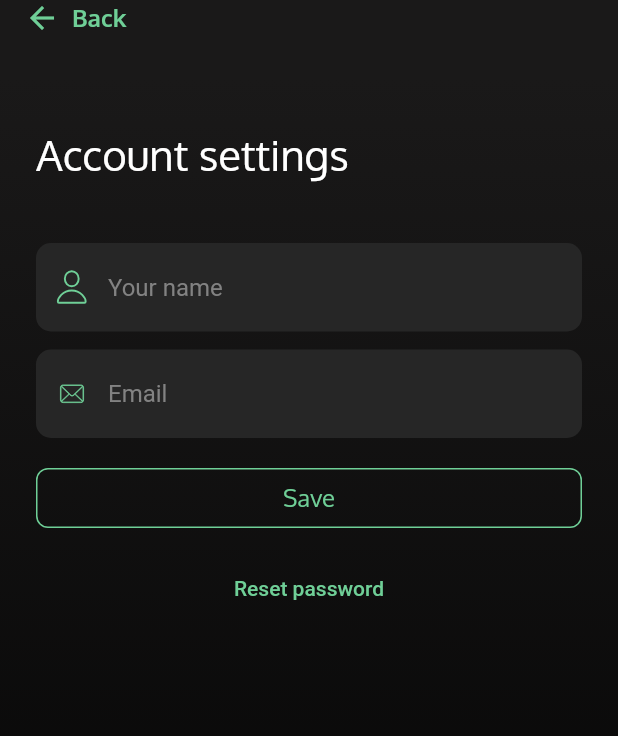
After one commit to Tech-Birds-Company/breath_with_me, a Flutter app: the AccountSettingsPage screen opened directly, on a phone screen of 412 x 824 dp. The commit adds this screen. Shown: the top 736 px of the screen. Run offline on Flutter 3.47's test engine with Material 3 defaults, Android fonts, the phone set to English and light mode, and no system bars; our stand-ins replace audio_service, cached_network_image, cloud_firestore, dio, easy_localization, firebase_auth and 18 more; missing offline and left inert: app_settings, app_tracking_transparency, audio_session, flutter_shaders, qonversion_flutter; accounts and stored records are empty; generated files the repository leaves out were written again; statements that could not run were skipped; project files that could hold a hidden picture were left out.

Commit message:
account settings

```diff
--- a/assets/i18n/en.json
+++ b/assets/i18n/en.json
@@ -103,5 +103,7 @@
 	"streakStatisticsCardStreaksCount": "Streaks",
 	"streakStatisticsCardPracticesCount": "Practices",
 	"streakStatisticsCardMinCount": "Min",
-	"streakStatisticsCardDayMissedCount": "Day missed"
+	"streakStatisticsCardDayMissedCount": "Day missed",
+
+	"accountSetting": "Account settings"
 }
--- a/assets/i18n/ru.json
+++ b/assets/i18n/ru.json
@@ -103,5 +103,7 @@
 	"streakStatisticsCardStreaksCount": "Дней подряд",
 	"streakStatisticsCardPracticesCount": "Практики",
 	"streakStatisticsCardMinCount": "Минут",
-	"streakStatisticsCardDayMissedCount": "Дней пропущено"
+	"streakStatisticsCardDayMissedCount": "Дней пропущено",
+
+	"accountSetting": "Настройки аккаунта"
 }
--- a/lib/design/obscured_field.dart
+++ b/lib/design/obscured_field.dart
@@ -6,12 +6,14 @@ class ObscuredField extends StatefulWidget {
   final String hintText;
   final String prefixIcon;
   final bool enableObscuredTextToggle;
+  final String? defaultValue;
   final void Function(String text) textChange;
 
   const ObscuredField({
     required this.hintText,
     required this.prefixIcon,
     required this.textChange,
+    this.defaultValue,
     this.enableObscuredTextToggle = false,
     super.key,
   });
@@ -22,11 +24,12 @@ class ObscuredField extends StatefulWidget {
 
 class ObscuredFieldState extends State<ObscuredField> {
   var _isObscured = true;
-  late final _controller = TextEditingController();
+  late final TextEditingController _controller;
 
   @override
   void initState() {
     super.initState();
+    _controller = TextEditingController(text: widget.defaultValue);
     _controller.addListener(_onControllerChanged);
   }
 
--- a/lib/di/bloc_providers.dart
+++ b/lib/di/bloc_providers.dart
@@ -117,4 +117,11 @@ final class _BlocProviders {
       ref.read(Di.shared.manager.navigation),
     ),
   );
+
+  late final profileSettings = Provider.autoDispose(
+    (ref) => AccountSettingsBloc(
+      ref.read(Di.shared.manager.user),
+      ref.read(Di.shared.manager.navigation),
+    ),
+  );
 }
--- a/lib/di/di.dart
+++ b/lib/di/di.dart
@@ -5,6 +5,7 @@ import 'package:breathe_with_me/features/forgot_password/bloc/forgot_password_bl
 import 'package:breathe_with_me/features/home/blocs/home_bloc.dart';
 import 'package:breathe_with_me/features/onboarding/blocs/onboarding_bloc.dart';
 import 'package:breathe_with_me/features/profile/blocs/profile_bloc.dart';
+import 'package:breathe_with_me/features/profile_settings/bloc/account_settings_bloc.dart';
 import 'package:breathe_with_me/features/reminder/blocs/reminder_bloc.dart';
 import 'package:breathe_with_me/features/safety_precautions/blocs/safety_precautions_bloc.dart';
 import 'package:breathe_with_me/features/sign_in/blocs/signin_bloc.dart';
--- a/lib/features/profile/blocs/profile_bloc.dart
+++ b/lib/features/profile/blocs/profile_bloc.dart
@@ -73,4 +73,6 @@ final class ProfileBloc extends BlocBase<Object?> {
     await _userManager.signOut();
     await _databaseManager.clearDb();
   }
+
+  void openProfileSettings() => _navigationManager.openProfileSettings();
 }
--- a/lib/features/profile/profile_page.dart
+++ b/lib/features/profile/profile_page.dart
@@ -55,6 +55,7 @@ class ProfilePage extends StatelessWidget {
                   const SizedBox(height: 230).toSliver,
                   ProfileMenuItem(
                     title: LocaleKeys.profileSettings.tr(),
+                    onTap: profileBloc.openProfileSettings,
                     showIndicator: true,
                   ).toSliver,
                   ProfileMenuItem(
--- /dev/null
+++ b/lib/features/profile_settings/account_settings_page.dart
@@ -0,0 +1,101 @@
+import 'package:breathe_with_me/assets.dart';
+import 'package:breathe_with_me/common/widgets/bwm_action_button.dart';
+import 'package:breathe_with_me/common/widgets/bwm_app_bar.dart';
+import 'package:breathe_with_me/design/obscured_field.dart';
+import 'package:breathe_with_me/features/profile_settings/bloc/account_settings_bloc.dart';
+import 'package:breathe_with_me/i18n/locale_keys.g.dart';
+import 'package:breathe_with_me/theme/bwm_theme.dart';
+import 'package:easy_localization/easy_localization.dart';
+import 'package:flutter/material.dart';
+
+class AccountSettingsPage extends StatelessWidget {
+  final AccountSettingsBloc bloc;
+
+  const AccountSettingsPage({
+    required this.bloc,
+    super.key,
+  });
+
+  @override
+  Widget build(BuildContext context) {
+    final theme = Theme.of(context).extension<BWMTheme>()!;
+    return Stack(
+      children: [
+        Scaffold(
+          backgroundColor: theme.primaryBackground,
+          appBar: const BWMAppBar(),
+          body: SizedBox(
+            height: double.infinity,
+            child: DecoratedBox(
+              decoration: BoxDecoration(
+                gradient: LinearGradient(
+                  begin: Alignment.topCenter,
+                  end: Alignment.bottomCenter,
+                  colors: [
+                    theme.primaryBackground,
+                    Colors.black,
+                  ],
+                ),
+              ),
+              child: Stack(
+                children: [
+                  Padding(
+                    padding: const EdgeInsets.symmetric(horizontal: 24),
+                    child: Column(
+                      mainAxisAlignment: MainAxisAlignment.center,
+                      crossAxisAlignment: CrossAxisAlignment.stretch,
+                      children: <Widget>[
+                        const SizedBox(height: 28),
+                        Text(
+                          LocaleKeys.accountSetting.tr(),
+                          style: theme.typography.heading1.copyWith(
+                            color: theme.primaryColor,
+                          ),
+                        ),
+                        const SizedBox(height: 40),
+                        Wrap(
+                          spacing: 12,
+                          runSpacing: 12,
+                          children: [
+                            ObscuredField(
+                              hintText: LocaleKeys.yourName.tr(),
+                              prefixIcon: BWMAssets.profileIcon,
+                              textChange: bloc.onNameChange,
+                              defaultValue: bloc.state.name,
+                            ),
+                            ObscuredField(
+                              hintText: LocaleKeys.signInEmail.tr(),
+                              prefixIcon: BWMAssets.emailIcon,
+                              textChange: bloc.onEmailChange,
+                              defaultValue: bloc.state.email,
+                            ),
+                          ],
+                        ),
+                        const SizedBox(height: 20),
+                        BWMActionButton(
+                          title: LocaleKeys.reminderSaveButtonTitle.tr(),
+                          width: double.infinity,
+                          height: 40,
+                          onPressed: bloc.onSave,
+                        ),
+                        const SizedBox(height: 16),
+                        TextButton(
+                          onPressed: bloc.openForgotPassword,
+                          child: Text(
+                            LocaleKeys.resetPassword.tr(),
+                            style: TextStyle(color: theme.secondaryColor),
+                          ),
+                        ),
+                        const Spacer(),
+                      ],
+                    ),
+                  ),
+                ],
+              ),
+            ),
+          ),
+        ),
+      ],
+    );
+  }
+}
--- /dev/null
+++ b/lib/features/profile_settings/bloc/account_settings_bloc.dart
@@ -0,0 +1,35 @@
+import 'package:breathe_with_me/features/profile_settings/models/account_settings_state.dart';
+import 'package:breathe_with_me/managers/navigation_manager/navigation_manager.dart';
+import 'package:breathe_with_me/managers/user_manager/user_manager.dart';
+import 'package:flutter_bloc/flutter_bloc.dart';
+
+final class AccountSettingsBloc extends BlocBase<AccountSettingsState> {
+  final UserManager _userManager;
+  final NavigationManager _navigationManager;
+
+  AccountSettingsBloc(
+    this._userManager,
+    this._navigationManager,
+  ) : super(
+          AccountSettingsState(
+            name: _userManager.currentUser!.displayName!,
+            email: _userManager.currentUser!.email!,
+          ),
+        );
+
+  void openForgotPassword() {
+    _navigationManager.forgotPasswordPage();
+  }
+
+  void onEmailChange(String text) {
+    emit(state.copyWith(email: text));
+  }
+
+  void onNameChange(String text) {
+    emit(state.copyWith(name: text));
+  }
+
+  void onSave() {
+    _userManager.updateAccountSettings(state.name, state.email);
+  }
+}
--- /dev/null
+++ b/lib/features/profile_settings/models/account_settings_state.dart
@@ -0,0 +1,15 @@
+import 'package:freezed_annotation/freezed_annotation.dart';
+
+part 'account_settings_state.freezed.dart';
+part 'account_settings_state.g.dart';
+
+@freezed
+class AccountSettingsState with _$AccountSettingsState {
+  const factory AccountSettingsState({
+    required String name,
+    required String email,
+  }) = _AccountSettingsState;
+
+  factory AccountSettingsState.fromJson(Map<String, Object?> json) =>
+      _$AccountSettingsStateFromJson(json);
+}
--- a/lib/managers/navigation_manager/navigation_manager.dart
+++ b/lib/managers/navigation_manager/navigation_manager.dart
@@ -79,6 +79,8 @@ final class NavigationManager {
 
   void openProfile() => router.push(BWMRoutes.profile);
 
+  void openProfileSettings() => router.push(BWMRoutes.profileSettings);
+
   void openSafetyPrecautions() => router.push(BWMRoutes.safetyPrecautions);
 
   void openCreateAccount() {
--- a/lib/managers/navigation_manager/routes/auth_routes.dart
+++ b/lib/managers/navigation_manager/routes/auth_routes.dart
@@ -4,9 +4,7 @@ import 'package:breathe_with_me/features/sign_in/sign_in_page.dart';
 import 'package:breathe_with_me/features/sign_up/sign_up_page.dart';
 import 'package:breathe_with_me/features/sign_up/sign_up_success.dart';
 import 'package:breathe_with_me/managers/navigation_manager/bwm_transparent_page.dart';
-import 'package:breathe_with_me/managers/navigation_manager/bwm_modal_page.dart';
 import 'package:breathe_with_me/utils/dependency_provider.dart';
-import 'package:flutter/material.dart';
 import 'package:go_router/go_router.dart';
 
 class AuthRoutes {
--- a/lib/managers/navigation_manager/routes/routes.dart
+++ b/lib/managers/navigation_manager/routes/routes.dart
@@ -7,6 +7,7 @@ import 'package:breathe_with_me/features/onboarding/onboarding_page.dart';
 import 'package:breathe_with_me/features/profile/blocs/profile_bloc.dart';
 import 'package:breathe_with_me/features/profile/profile_page.dart';
 import 'package:breathe_with_me/features/profile/widgets/language_sheet.dart';
+import 'package:breathe_with_me/features/profile_settings/account_settings_page.dart';
 import 'package:breathe_with_me/features/reminder/blocs/reminder_bloc.dart';
 import 'package:breathe_with_me/features/reminder/reminder_page.dart';
 import 'package:breathe_with_me/features/safety_precautions/safety_precautions_page.dart';
@@ -39,6 +40,7 @@ final class BWMRoutes {
   static const safetyPrecautions = '/safety-precautions';
   static const filtersSheet = '/filters-sheet';
   static const streak = '/streak';
+  static const profileSettings = '/profile-settings';
 
   static const auth = AuthRoutes();
 
@@ -167,5 +169,12 @@ final class BWMRoutes {
         builder: (context, dependency) => StreakPage(bloc: dependency),
       ),
     ),
+    GoRoute(
+      path: BWMRoutes.profileSettings,
+      builder: (context, state) => DependencyProvider(
+        provider: Di.shared.bloc.profileSettings,
+        builder: (context, dependency) => AccountSettingsPage(bloc: dependency),
+      ),
+    ),
   ];
 }
--- a/lib/managers/user_manager/firebase_user_manager.dart
+++ b/lib/managers/user_manager/firebase_user_manager.dart
@@ -103,4 +103,11 @@ final class FirebaseUserManager implements UserManager {
   Future<void> sendResetPassword(String email) async {
     await _firebaseAuth.sendPasswordResetEmail(email: email);
   }
+
+  @override
+  Future<void> updateAccountSettings(String name, String email) async {
+    final currentUser = _firebaseAuth.currentUser;
+    await currentUser?.updateDisplayName(name);
+    await currentUser?.updateEmail(email);
+  }
 }
--- a/lib/managers/user_manager/user_manager.dart
+++ b/lib/managers/user_manager/user_manager.dart
@@ -17,6 +17,8 @@ abstract interface class UserManager {
 
   Future<void> sendResetPassword(String email);
 
+  Future<void> updateAccountSettings(String name, String email);
+
   Stream<User?> get userStream;
 
   User? get currentUser;
```
Also changed, not shown: lib/features/profile_settings/models/account_settings_state.freezed.dart (added), lib/features/profile_settings/models/account_settings_state.g.dart (added), lib/i18n/locale_keys.g.dart.
